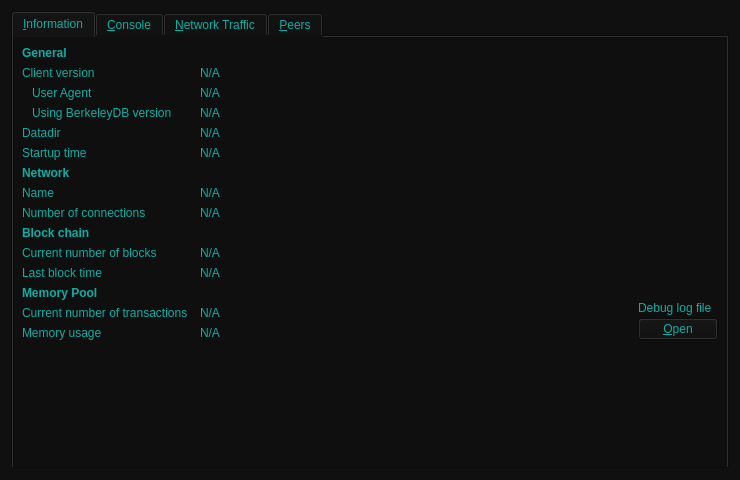
First picture: the form in src/qt/forms/debugwindow.ui, repository Anfauglith/bitcoin, before the edit.
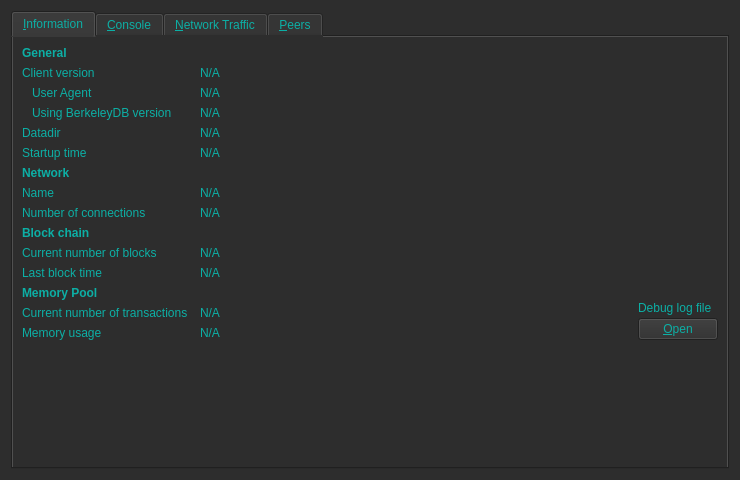
Second picture: the form after the edit. Icons and pictures are not drawn. Custom widgets are drawn as their Qt base class.

```diff
--- a/src/qt/forms/debugwindow.ui
+++ b/src/qt/forms/debugwindow.ui
@@ -11,7 +11,7 @@
    </rect>
   </property>
   <property name="styleSheet">
-         <string notr="true">QWidget { background: rgba(15,15,15,240); color: rgb(12,175,165); }</string>
+         <string notr="true">QWidget { background: rgba(45,45,45); color: rgb(12,175,165); }</string>
   </property>
   <property name="windowTitle">
    <string>Debug window</string>
```
